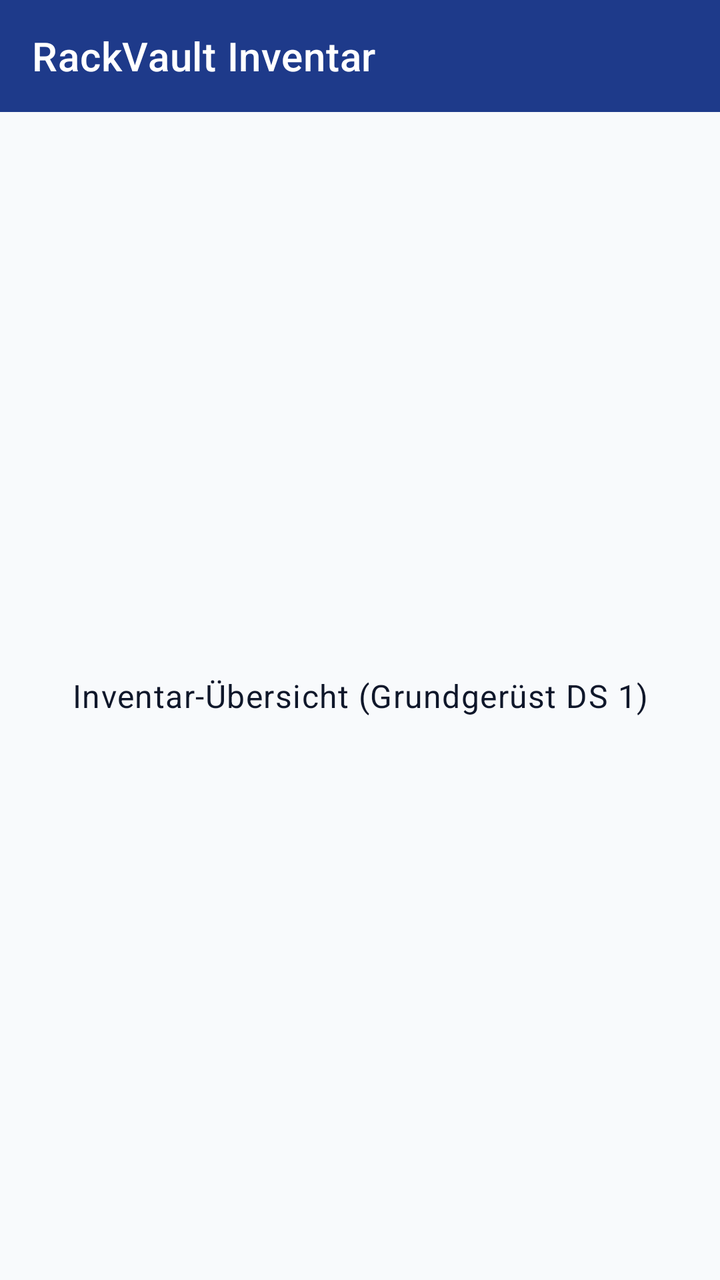
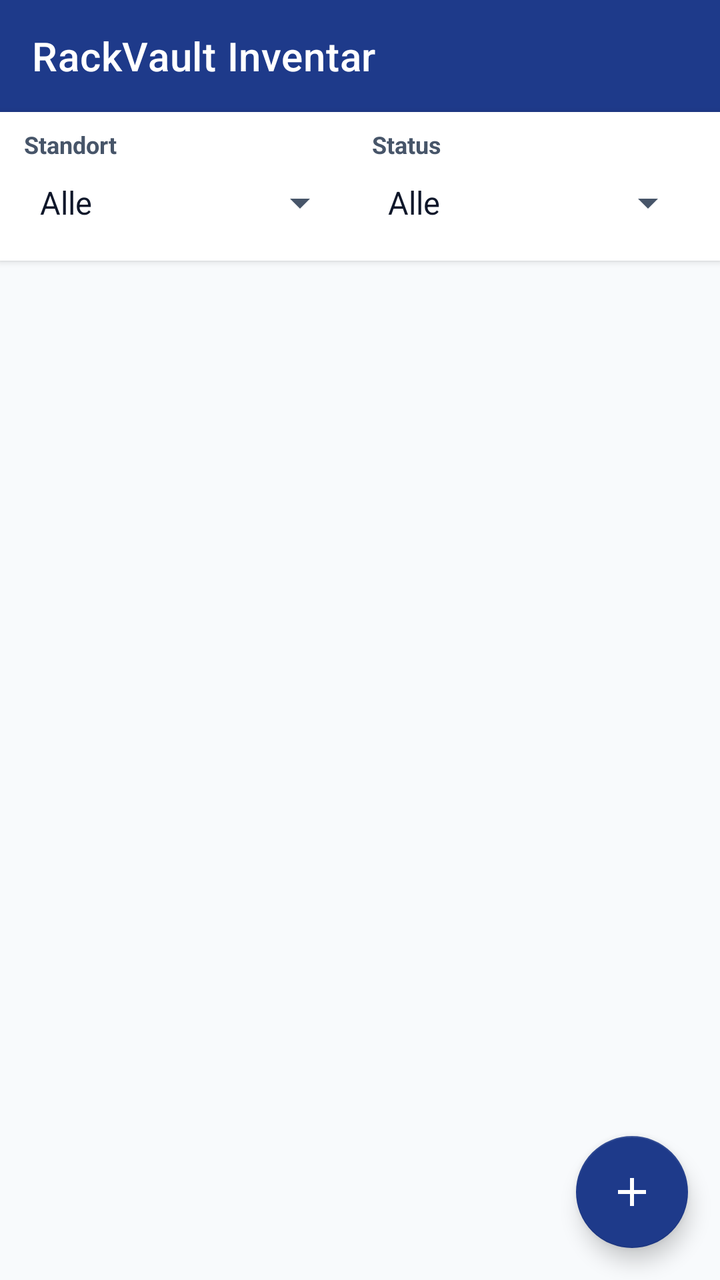

The first picture is an Android layout as it rendered before a commit; the second is the same layout after the commit. The layout source and the unified diff follow.
<!-- AndroidManifest.xml: application theme Theme.RackVault -->
<!-- res/layout/activity_main.xml -->
<?xml version="1.0" encoding="utf-8"?>
<LinearLayout xmlns:android="http://schemas.android.com/apk/res/android"
    xmlns:app="http://schemas.android.com/apk/res-auto"
    android:layout_width="match_parent"
    android:layout_height="match_parent"
    android:orientation="vertical">

    <com.google.android.material.appbar.MaterialToolbar
        android:id="@+id/toolbar"
        android:layout_width="match_parent"
        android:layout_height="?attr/actionBarSize"
        android:background="?attr/colorPrimary"
        app:title="@string/title_main"
        app:titleTextColor="?attr/colorOnPrimary" />

    <TextView
        android:id="@+id/tvPlaceholder"
        android:layout_width="match_parent"
        android:layout_height="0dp"
        android:layout_weight="1"
        android:gravity="center"
        android:padding="24dp"
        android:text="@string/placeholder_main"
        android:textAppearance="?attr/textAppearanceBody1" />

</LinearLayout>
<!-- resources referenced by this layout -->
<resources>
  <string name="placeholder_main">Inventar-Übersicht (Grundgerüst DS 1)</string>
  <string name="title_main">RackVault Inventar</string>
  <style name="Theme.RackVault" parent="Theme.MaterialComponents.DayNight.NoActionBar">
          <item name="colorPrimary">@color/primary_blue</item>
          <item name="colorPrimaryVariant">@color/primary_blue_dark</item>
          <item name="colorOnPrimary">@color/on_primary</item>
  
          <item name="colorSecondary">@color/primary_blue_light</item>
          <item name="colorSecondaryVariant">@color/secondary_slate</item>
          <item name="colorOnSecondary">@color/on_primary</item>
  
          <item name="android:colorBackground">@color/surface_background</item>
          <item name="colorSurface">@color/surface_card</item>
          <item name="colorOnSurface">@color/text_primary</item>
          <item name="android:textColorPrimary">@color/text_primary</item>
          <item name="android:textColorSecondary">@color/text_secondary</item>
  
          <item name="android:statusBarColor">@color/primary_blue_dark</item>
      </style>
  <color name="primary_blue">#1E3A8A</color>
  <color name="primary_blue_dark">#172554</color>
  <color name="on_primary">#FFFFFF</color>
  <color name="primary_blue_light">#2563EB</color>
  <color name="secondary_slate">#334155</color>
  <color name="surface_background">#F8FAFC</color>
  <color name="surface_card">#FFFFFF</color>
  <color name="text_primary">#0F172A</color>
  <color name="text_secondary">#475569</color>
</resources>

<!-- the commit's change to res/layout/activity_main.xml (unified diff, before → after) -->
@@ -1,26 +1,122 @@
 <?xml version="1.0" encoding="utf-8"?>
-<LinearLayout xmlns:android="http://schemas.android.com/apk/res/android"
+<androidx.coordinatorlayout.widget.CoordinatorLayout xmlns:android="http://schemas.android.com/apk/res/android"
     xmlns:app="http://schemas.android.com/apk/res-auto"
+    android:id="@+id/rootMain"
     android:layout_width="match_parent"
     android:layout_height="match_parent"
-    android:orientation="vertical">
+    android:background="?android:attr/colorBackground">
 
-    <com.google.android.material.appbar.MaterialToolbar
-        android:id="@+id/toolbar"
+    <LinearLayout
         android:layout_width="match_parent"
-        android:layout_height="?attr/actionBarSize"
-        android:background="?attr/colorPrimary"
-        app:title="@string/title_main"
-        app:titleTextColor="?attr/colorOnPrimary" />
+        android:layout_height="match_parent"
+        android:orientation="vertical">
 
-    <TextView
-        android:id="@+id/tvPlaceholder"
-        android:layout_width="match_parent"
-        android:layout_height="0dp"
-        android:layout_weight="1"
-        android:gravity="center"
-        android:padding="24dp"
-        android:text="@string/placeholder_main"
-        android:textAppearance="?attr/textAppearanceBody1" />
+        <com.google.android.material.appbar.MaterialToolbar
+            android:id="@+id/toolbar"
+            android:layout_width="match_parent"
+            android:layout_height="?attr/actionBarSize"
+            android:background="?attr/colorPrimary"
+            app:title="@string/title_main"
+            app:titleTextColor="?attr/colorOnPrimary" />
 
-</LinearLayout>
+        
+        <LinearLayout
+            android:layout_width="match_parent"
+            android:layout_height="wrap_content"
+            android:background="?attr/colorSurface"
+            android:elevation="2dp"
+            android:orientation="horizontal"
+            android:paddingHorizontal="12dp"
+            android:paddingVertical="8dp">
+
+            <LinearLayout
+                android:layout_width="0dp"
+                android:layout_height="wrap_content"
+                android:layout_marginEnd="6dp"
+                android:layout_weight="1"
+                android:orientation="vertical">
+
+                <TextView
+                    android:layout_width="wrap_content"
+                    android:layout_height="wrap_content"
+                    android:text="@string/label_filter_location"
+                    android:textColor="?android:attr/textColorSecondary"
+                    android:textSize="12sp"
+                    android:textStyle="bold" />
+
+                <Spinner
+                    android:id="@+id/spFilterLocation"
+                    android:layout_width="match_parent"
+                    android:layout_height="42dp"
+                    android:entries="@array/filter_locations_array" />
+
+            </LinearLayout>
+
+            <LinearLayout
+                android:layout_width="0dp"
+                android:layout_height="wrap_content"
+                android:layout_marginStart="6dp"
+                android:layout_weight="1"
+                android:orientation="vertical">
+
+                <TextView
+                    android:layout_width="wrap_content"
+                    android:layout_height="wrap_content"
+                    android:text="@string/label_filter_status"
+                    android:textColor="?android:attr/textColorSecondary"
+                    android:textSize="12sp"
+                    android:textStyle="bold" />
+
+                <Spinner
+                    android:id="@+id/spFilterStatus"
+                    android:layout_width="match_parent"
+                    android:layout_height="42dp"
+                    android:entries="@array/filter_status_array" />
+
+            </LinearLayout>
+
+        </LinearLayout>
+
+        <FrameLayout
+            android:layout_width="match_parent"
+            android:layout_height="0dp"
+            android:layout_weight="1">
+
+            <ListView
+                android:id="@+id/lvAssets"
+                android:layout_width="match_parent"
+                android:layout_height="match_parent"
+                android:clipToPadding="false"
+                android:divider="@android:color/transparent"
+                android:dividerHeight="0dp"
+                android:paddingTop="8dp"
+                android:paddingBottom="84dp" />
+
+            <TextView
+                android:id="@+id/tvEmptyAssets"
+                android:layout_width="match_parent"
+                android:layout_height="wrap_content"
+                android:layout_gravity="center"
+                android:gravity="center"
+                android:padding="32dp"
+                android:text="@string/empty_assets_hint"
+                android:textColor="?android:attr/textColorSecondary"
+                android:textSize="15sp"
+                android:visibility="gone" />
+
+        </FrameLayout>
+
+    </LinearLayout>
+
+    <com.google.android.material.floatingactionbutton.FloatingActionButton
+        android:id="@+id/fabAddAsset"
+        android:layout_width="wrap_content"
+        android:layout_height="wrap_content"
+        android:layout_gravity="bottom|end"
+        android:layout_margin="16dp"
+        android:contentDescription="@string/cd_add_asset"
+        app:backgroundTint="?attr/colorPrimary"
+        app:srcCompat="@drawable/ic_add"
+        app:tint="?attr/colorOnPrimary" />
+
+</androidx.coordinatorlayout.widget.CoordinatorLayout>
<!-- resource entries referenced after the edit -->
@@ -1,6 +1,34 @@
 <!-- resources referenced by this layout -->
 <resources>
-  <string name="placeholder_main">Inventar-Übersicht (Grundgerüst DS 1)</string>
+  <string-array name="filter_locations_array">
+          <item>Alle</item>
+          <item>Serverraum</item>
+          <item>Lager</item>
+          <item>Büro IT</item>
+          <item>Schulungsraum</item>
+          <item>Raum B102</item>
+      </string-array>
+  <string-array name="filter_status_array">
+          <item>Alle</item>
+          <item>Verfügbar</item>
+          <item>Ausgeliehen</item>
+          <item>Defekt</item>
+      </string-array>
+  <!-- drawable ic_add (drawable) -->
+  <?xml version="1.0" encoding="utf-8"?>
+  <vector xmlns:android="http://schemas.android.com/apk/res/android"
+      android:width="24dp"
+      android:height="24dp"
+      android:viewportWidth="24"
+      android:viewportHeight="24">
+      <path
+          android:fillColor="#FFFFFF"
+          android:pathData="M19,13h-6v6h-2v-6H5v-2h6V5h2v6h6v2z" />
+  </vector>
+  <string name="cd_add_asset">Neues Gerät anlegen</string>
+  <string name="empty_assets_hint">Keine Geräte gefunden.\nTippe auf +, um ein neues IT-Gerät anzulegen.</string>
+  <string name="label_filter_location">Standort</string>
+  <string name="label_filter_status">Status</string>
   <string name="title_main">RackVault Inventar</string>
   <style name="Theme.RackVault" parent="Theme.MaterialComponents.DayNight.NoActionBar">
           <item name="colorPrimary">@color/primary_blue</item>
